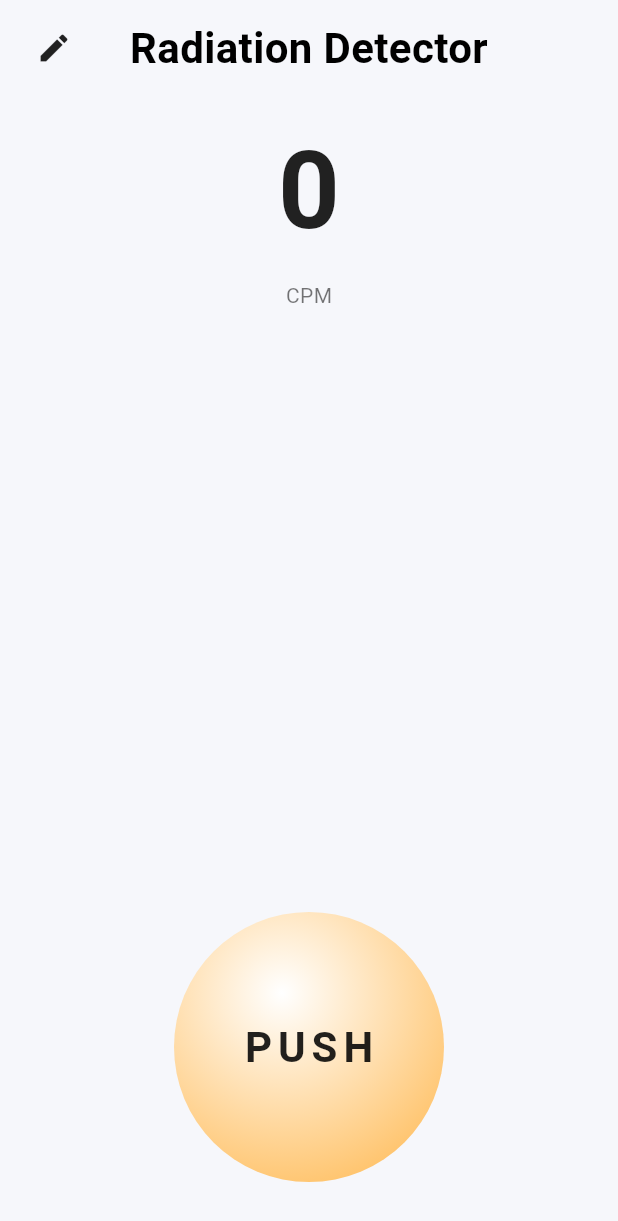
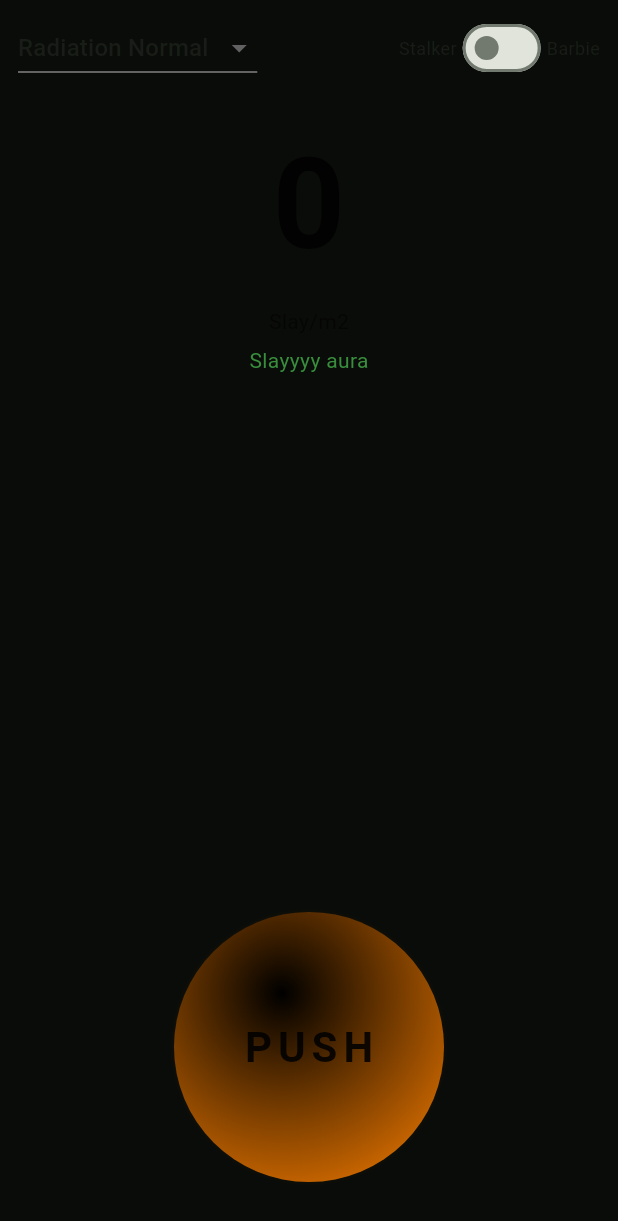
Before and after one commit to Andezion/GeigerCounter, a Flutter app: the screen it shows after launch, on a phone screen of 412 x 824 dp. Shown: the top 1221 px of the screen. Run offline on Flutter 3.47's test engine with Material 3 defaults, Android fonts, the light colour scheme and no system bars; our stand-ins replace audioplayers.

Commit message:
fixed design

```diff
--- a/lib/pages/geiger_page.dart
+++ b/lib/pages/geiger_page.dart
@@ -13,12 +13,20 @@ class GeigerPage extends StatefulWidget {
 
 class _GeigerPageState extends State<GeigerPage>
     with SingleTickerProviderStateMixin {
-  String _title = 'Radiation Detector';
+  final List<String> _presets = [
+    'Radiation Normal',
+    'Radiation Elevated',
+    'Radiation Hot',
+    'Slayyyy Aura'
+  ];
+  String _selectedPreset = 'Radiation Normal';
+
+  bool _isBarbie = false;
+
   bool _holding = false;
-  DateTime? _holdStart;
   Timer? _tickTimer;
   Timer? _decayTimer;
-  double _intensity = 0.0;
+  double _value = 0.0;
 
   late final AnimationController _pulseController;
   late final Animation<double> _pulseAnim;
@@ -49,10 +57,11 @@ class _GeigerPageState extends State<GeigerPage>
     if (_holding) return;
     _decayTimer?.cancel();
     _holding = true;
-    _holdStart = DateTime.now();
 
-    final elapsedMs = DateTime.now().difference(_holdStart!).inMilliseconds;
-    _intensity = (elapsedMs / 10000).clamp(0.0, 1.0);
+    final baseBump = _presetBase(_selectedPreset);
+    setState(() {
+      _value += baseBump * 0.5;
+    });
     _playTick();
     _scheduleNextTick();
     setState(() {});
@@ -61,24 +70,26 @@ class _GeigerPageState extends State<GeigerPage>
   void _stopHold() {
     _holding = false;
     _tickTimer?.cancel();
-    _decayTimer = Timer.periodic(const Duration(milliseconds: 140), (t) {
+
+    _decayTimer = Timer.periodic(const Duration(milliseconds: 220), (t) {
       setState(() {
-        _intensity = max(0.0, _intensity - 0.04);
+        _value = _value * 0.995;
+        if (_value < 0.001) _value = 0.0;
       });
-      if (_intensity <= 0) t.cancel();
+      if (_value <= 0) t.cancel();
     });
     setState(() {});
   }
 
   void _scheduleNextTick() {
     if (!_holding) return;
-    final elapsedMs = DateTime.now().difference(_holdStart!).inMilliseconds;
-    _intensity = (elapsedMs / 10000).clamp(0.0, 1.0);
 
-    final intervalMs =
-        (800 - (780 * pow(_intensity, 0.85))).toInt().clamp(25, 1000);
+    final intervalMs = (800 / (1 + (_value / 50))).toInt().clamp(20, 1000);
 
     _tickTimer = Timer(Duration(milliseconds: intervalMs), () async {
+      setState(() {
+        _value += 1.0 + pow(_value + 1, 0.35) * 0.6;
+      });
       await _playTick();
       if (_holding) _scheduleNextTick();
     });
@@ -86,48 +97,40 @@ class _GeigerPageState extends State<GeigerPage>
   }
 
   Future<void> _playTick() async {
-    final vol = (0.15 + 0.85 * _intensity).clamp(0.0, 1.0);
+    final percept = (1 - exp(-_value / 120)).clamp(0.0, 1.0);
+    final vol = (0.1 + 0.9 * percept).clamp(0.0, 1.0);
 
     final asset =
-        _intensity > 0.5 ? 'audio/geiger_short.mp3' : 'audio/geiger_long.mp3';
+        _value > 150 ? 'audio/geiger_short.mp3' : 'audio/geiger_long.mp3';
     await AudioService.instance.playTick(asset, vol);
     _pulseController.forward(from: 0);
   }
 
-  Future<void> _editTitle() async {
-    final controller = TextEditingController(text: _title);
-    final res = await showDialog<String>(
-        context: context,
-        builder: (ctx) {
-          return AlertDialog(
-            title: const Text('Edit title'),
-            content: TextField(
-                controller: controller,
-                autofocus: true,
-                decoration: const InputDecoration(hintText: 'Enter new title')),
-            actions: [
-              TextButton(
-                  onPressed: () => Navigator.of(ctx).pop(null),
-                  child: const Text('Cancel')),
-              TextButton(
-                  onPressed: () =>
-                      Navigator.of(ctx).pop(controller.text.trim()),
-                  child: const Text('Save')),
-            ],
-          );
-        });
-
-    if (res != null && res.isNotEmpty) {
-      setState(() {
-        _title = res;
-      });
+  double _presetBase(String preset) {
+    switch (preset) {
+      case 'Radiation Elevated':
+        return 12.0;
+      case 'Radiation Hot':
+        return 45.0;
+      case 'Slayyyy Aura':
+        return 200.0;
+      case 'Radiation Normal':
+      default:
+        return 4.0;
     }
   }
 
   @override
   Widget build(BuildContext context) {
+    final percept = (1 - exp(-_value / 120)).clamp(0.0, 1.0);
+    final bgColor =
+        _isBarbie ? const Color(0xFFFFEAF0) : const Color(0xFF0A0C09);
+    final buttonInner = _isBarbie
+        ? [Colors.pink.shade200, Colors.pink.shade400]
+        : [Colors.black, Colors.orange.shade700];
+
     return Scaffold(
-      backgroundColor: const Color(0xFFF6F7FB),
+      backgroundColor: bgColor,
       body: SafeArea(
         child: Column(
           children: [
@@ -135,25 +138,31 @@ class _GeigerPageState extends State<GeigerPage>
               padding: const EdgeInsets.symmetric(horizontal: 12, vertical: 8),
               child: Row(
                 children: [
-                  IconButton(
-                      onPressed: _editTitle,
-                      icon: const Icon(Icons.edit, color: Colors.black87)),
-                  Expanded(
-                    child: Center(
-                      child: ShaderMask(
-                        shaderCallback: (rect) => const LinearGradient(
-                                colors: [Color(0xFF2E7D32), Color(0xFF7CB342)])
-                            .createShader(rect),
-                        child: Text(_title,
-                            textAlign: TextAlign.center,
-                            style: const TextStyle(
-                                fontSize: 28,
-                                fontWeight: FontWeight.bold,
-                                color: Colors.black)),
+                  DropdownButton<String>(
+                    value: _selectedPreset,
+                    items: _presets
+                        .map((p) => DropdownMenuItem(value: p, child: Text(p)))
+                        .toList(),
+                    onChanged: (s) {
+                      if (s == null) return;
+                      setState(() {
+                        _selectedPreset = s;
+                        _value = _presetBase(s);
+                      });
+                    },
+                  ),
+                  const Spacer(),
+                  Row(
+                    children: [
+                      const Text('Stalker', style: TextStyle(fontSize: 12)),
+                      Switch(
+                        value: _isBarbie,
+                        onChanged: (v) => setState(() => _isBarbie = v),
+                        activeColor: Colors.pinkAccent,
                       ),
-                    ),
+                      const Text('Barbie', style: TextStyle(fontSize: 12)),
+                    ],
                   ),
-                  const SizedBox(width: 48),
                 ],
               ),
             ),
@@ -161,13 +170,25 @@ class _GeigerPageState extends State<GeigerPage>
               padding: const EdgeInsets.symmetric(horizontal: 24, vertical: 12),
               child: Column(
                 children: [
-                  Text('${(_intensity * 300).round()}',
-                      style: const TextStyle(
-                          fontSize: 72,
+                  Text('${_value.round()}',
+                      style: TextStyle(
+                          fontSize: 84,
                           fontWeight: FontWeight.bold,
-                          color: Colors.black87)),
+                          color: _isBarbie
+                              ? Colors.pink.shade700
+                              : Colors.black87)),
                   const SizedBox(height: 8),
-                  const Text('CPM', style: TextStyle(color: Colors.black54)),
+                  Text(_isBarbie ? 'Slay/m²' : 'Slay/m2',
+                      style: TextStyle(
+                          color: _isBarbie
+                              ? Colors.pink.shade300
+                              : Colors.black54)),
+                  const SizedBox(height: 6),
+                  Text('Slayyyy aura',
+                      style: TextStyle(
+                          color: _isBarbie
+                              ? Colors.pinkAccent
+                              : Colors.green.shade700)),
                 ],
               ),
             ),
@@ -186,15 +207,17 @@ class _GeigerPageState extends State<GeigerPage>
                     decoration: BoxDecoration(
                       shape: BoxShape.circle,
                       gradient: RadialGradient(
-                          colors: [Colors.white, Colors.orange.shade300],
+                          colors: buttonInner,
                           center: Alignment(-0.2, -0.4),
                           radius: 0.9),
                       boxShadow: [
                         BoxShadow(
-                            color:
-                                Colors.orange.withOpacity(min(0.6, _intensity)),
-                            blurRadius: 30 * _intensity,
-                            spreadRadius: 4 * _intensity)
+                            color: (_isBarbie
+                                    ? Colors.pinkAccent
+                                    : Colors.orange)
+                                .withOpacity((percept * 0.8).clamp(0.05, 0.9)),
+                            blurRadius: 30 * (percept * 1.2).clamp(0.05, 1.5),
+                            spreadRadius: 4 * (percept).clamp(0.02, 1.2))
                       ],
                     ),
                     child: Center(
```
